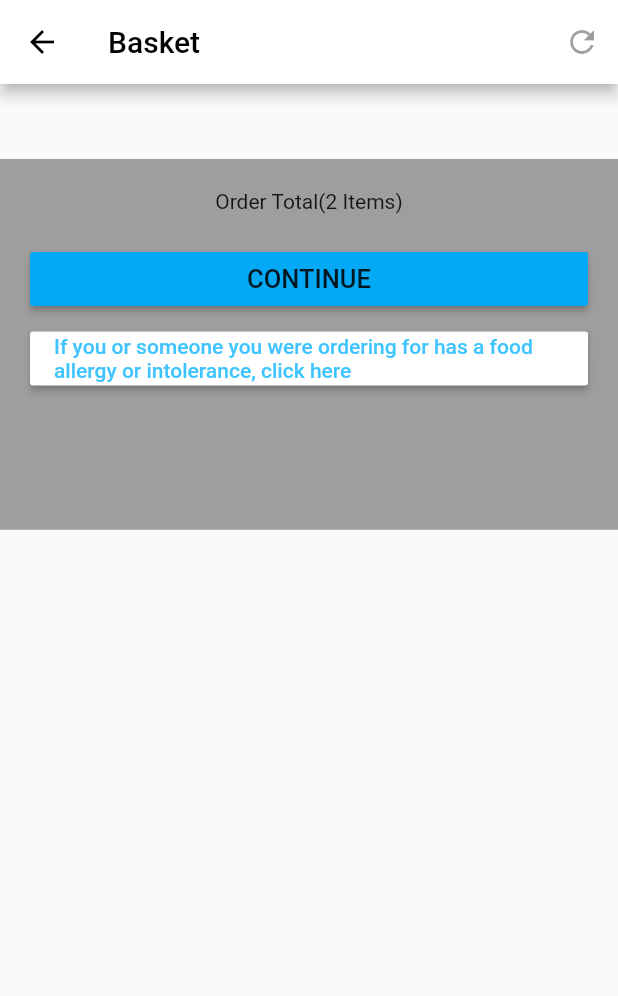
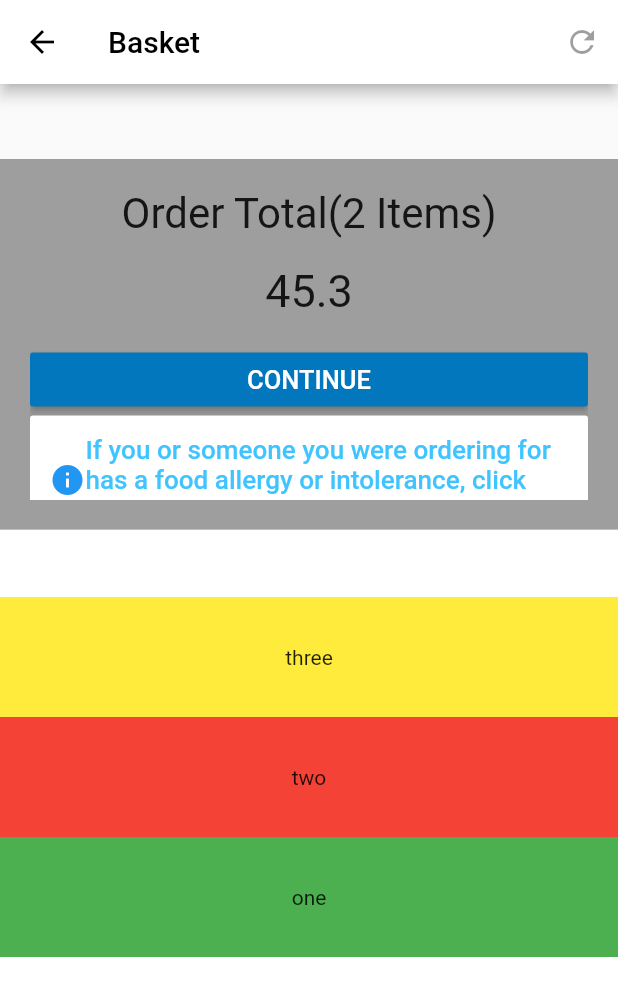
Before and after one commit to INTERNS-LXI-TECHNOLOGIES/Flutter-Workshop, a Flutter app: the screen it shows after launch, on a phone screen of 412 x 824 dp. Shown: the top 996 px of the screen. Run offline on Flutter 3.47's test engine with Material 2 defaults, Android fonts, the phone set to English and light mode, and no system bars.

Commit message:
http://jira.bytatech.com:8080/browse/IN-7888 (refactor container)

```diff
--- a/Graeshoppe/flutterproject/lib/basket.dart
+++ b/Graeshoppe/flutterproject/lib/basket.dart
@@ -1,5 +1,6 @@
 import 'package:flutter/material.dart';
 import 'package:flutterproject/widgets/basicWidget.dart';
+import 'package:flutterproject/widgets/multichildlayout.dart';
 
 class Basket extends StatelessWidget {
   @override
@@ -17,12 +18,69 @@ class Basket extends StatelessWidget {
             ),
             actions: <Widget>[
               IconButton(
-                icon: Icon(Icons.refresh), color: Colors.black, onPressed: null)
+                  icon: Icon(Icons.refresh),
+                  color: Colors.black,
+                  onPressed: null)
             ],
             backgroundColor: Colors.white,
           ),
-        body: BasicWidget(),
+          body: ListView(
+            children: <Widget>[
+              BasicWidget(),
+              Multichildlayout(),
+            ],
+          )),
+    );
+  }
+
+  Widget firstContainer = Container(
+    height: 2,
+    margin: EdgeInsets.only(top: 50, bottom: 500),
+    padding: EdgeInsets.all(20),
+    decoration: BoxDecoration(
+      color: Colors.grey,
+    ),
+    child: ListView(
+      children: <Widget>[
+        Container(
+          child: Center(
+            child: Text(
+              " Order Total(2 Items) ",
+              style: TextStyle(fontSize: 28),
+            ),
+          ),
+        ),
+        const SizedBox(
+          height: 70,
+          child: Center(
+              child: Text(
+            " 45.3 ",
+            style: TextStyle(fontSize: 30),
+          )),
+        ),
+        RaisedButton(
+          onPressed: () {},
+          color: Colors.lightBlue[800],
+          child: const Text('CONTINUE',
+              style: TextStyle(fontSize: 17, color: Colors.white)),
+        ),
+        RaisedButton(
+          onPressed: () {},
+          color: Colors.white,
+          padding: EdgeInsets.all(13),
+          child: Row(
+            children: <Widget>[
+              Icon(Icons.info, color: Colors.blue),
+              Expanded(
+                child: Text(
+                    'If you or someone you were ordering for has a food allergy or intolerance, click here ',
+                    style: TextStyle(
+                        fontSize: 17.4, color: Colors.lightBlueAccent)),
+              ),
+            ],
+          ),
+        ),
+      ],
     ),
   );
 }
-}
--- a/Graeshoppe/flutterproject/lib/widgets/basicWidget.dart
+++ b/Graeshoppe/flutterproject/lib/widgets/basicWidget.dart
@@ -1,6 +1,8 @@
 import 'package:flutter/material.dart';
+// import 'package:intl/intl.dart';
 
 class BasicWidget extends StatelessWidget {
+  // String formatter = new NumberFormat.simpleCurrency(locale: 'eu').format(453);
   @override
   Widget build(BuildContext context) {
     return Container(
@@ -15,22 +17,41 @@ class BasicWidget extends StatelessWidget {
         children: <Widget>[
           Container(
             child: Center(
-              child: Text(" Order Total(2 Items) "),
+              child: Text(
+                " Order Total(2 Items) ",
+                style: TextStyle(fontSize: 28),
+              ),
             ),
           ),
-          const SizedBox(height: 20),
+          const SizedBox(
+            height: 70,
+            child: Center(
+                child: Text(
+              " 45.3 ",
+              style: TextStyle(fontSize: 30),
+            )),
+          ),
           RaisedButton(
             onPressed: () {},
-            color: Colors.lightBlue,
-            child: const Text('CONTINUE', style: TextStyle(fontSize: 17)),
+            color: Colors.lightBlue[800],
+            child: const Text('CONTINUE',
+                style: TextStyle(fontSize: 17, color: Colors.white)),
           ),
-          const SizedBox(height: 5),
           RaisedButton(
             onPressed: () {},
             color: Colors.white,
-            child: const Text(
-                'If you or someone you were ordering for has a food allergy or intolerance, click here ',
-                style: TextStyle(fontSize: 14, color: Colors.lightBlueAccent)),
+            padding: EdgeInsets.all(13),
+            child: Row(
+              children: <Widget>[
+                Icon(Icons.info, color: Colors.blue),
+                Expanded(
+                  child: Text(
+                      'If you or someone you were ordering for has a food allergy or intolerance, click here ',
+                      style: TextStyle(
+                          fontSize: 17.4, color: Colors.lightBlueAccent)),
+                ),
+              ],
+            ),
           ),
         ],
       ),
--- a/Graeshoppe/flutterproject/lib/widgets/multichildlayout.dart
+++ b/Graeshoppe/flutterproject/lib/widgets/multichildlayout.dart
@@ -5,8 +5,8 @@ class Multichildlayout extends StatelessWidget {
   Widget build(BuildContext context) {
     return Container(
       width: MediaQuery.of(context).size.width,
-      height: MediaQuery.of(context).size.height,
-      color: Colors.grey,
+      height: MediaQuery.of(context).size.height * .4,
+      color: Colors.white,
       child: Column(
         mainAxisAlignment: MainAxisAlignment.center,
         crossAxisAlignment: CrossAxisAlignment.stretch,
--- a/Graeshoppe/flutterproject/pubspec.yaml
+++ b/Graeshoppe/flutterproject/pubspec.yaml
@@ -24,6 +24,7 @@ dependencies:
   flutter:
     sdk: flutter
 
+  intl: ">=0.14.0"
 
   # The following adds the Cupertino Icons font to your application.
   # Use with the CupertinoIcons class for iOS style icons.
```
Also changed, not shown: Graeshoppe/flutterproject/pubspec.lock. Lines whose indentation alone changed are shown as unchanged.
